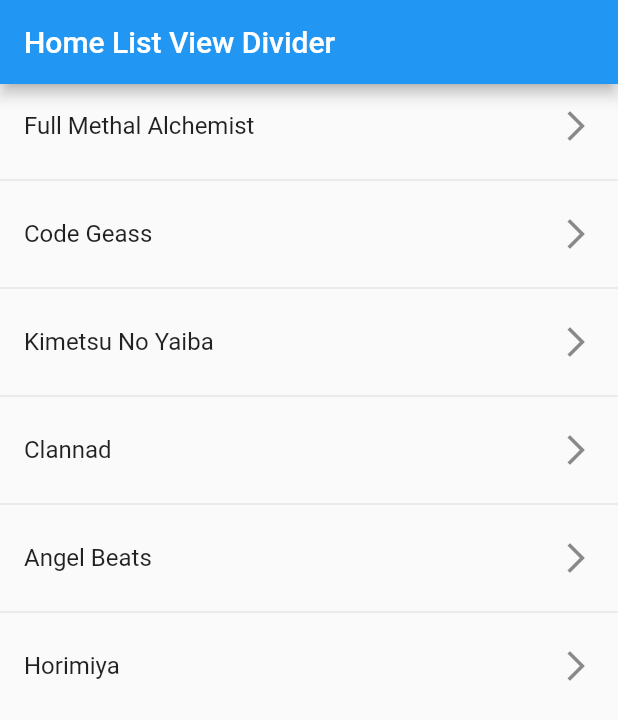
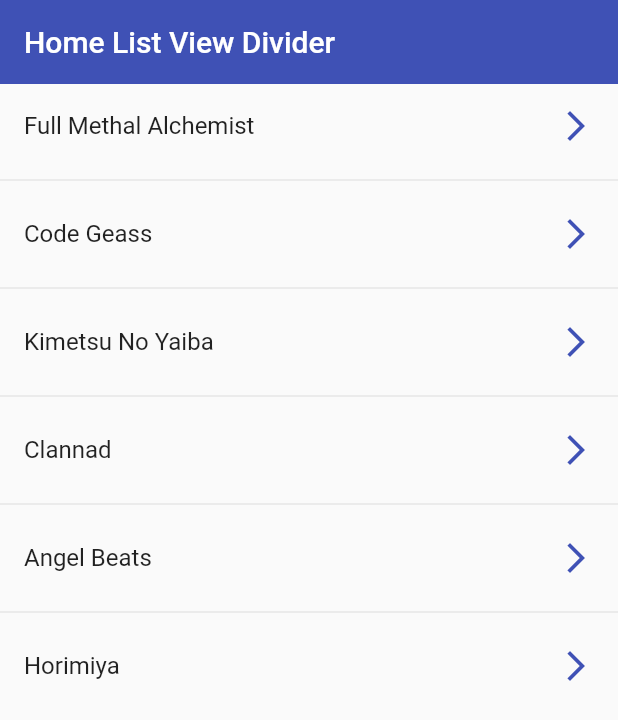
Before and after one commit to JohanRiv/components_app, a Flutter app: the screen it shows after launch, on a phone screen of 412 x 824 dp. Shown: the top 720 px of the screen. Run offline on Flutter 3.47's test engine with Material 2 defaults, Android fonts, the phone set to English and light mode, and no system bars.

Commit message:
Add tap function to the listview divider

```diff
--- a/lib/screens/listview_divider_screen.dart
+++ b/lib/screens/listview_divider_screen.dart
@@ -17,12 +17,18 @@ class ListViewDividerScreen extends StatelessWidget {
     return Scaffold(
       appBar: AppBar(
         title: const Text("Home List View Divider"),
+        elevation: 0,
+        backgroundColor: Colors.indigo,
       ),
       body: ListView.separated(
         itemCount: options.length,
         itemBuilder: (_, index) => ListTile(
           title: Text(options[index]),
-          trailing: const Icon(Icons.arrow_forward_ios),
+          trailing: const Icon(
+            Icons.arrow_forward_ios,
+            color: Colors.indigo,
+          ),
+          onTap: () => {},
         ),
         separatorBuilder: (_, __) => const Divider(),
       ),
```
